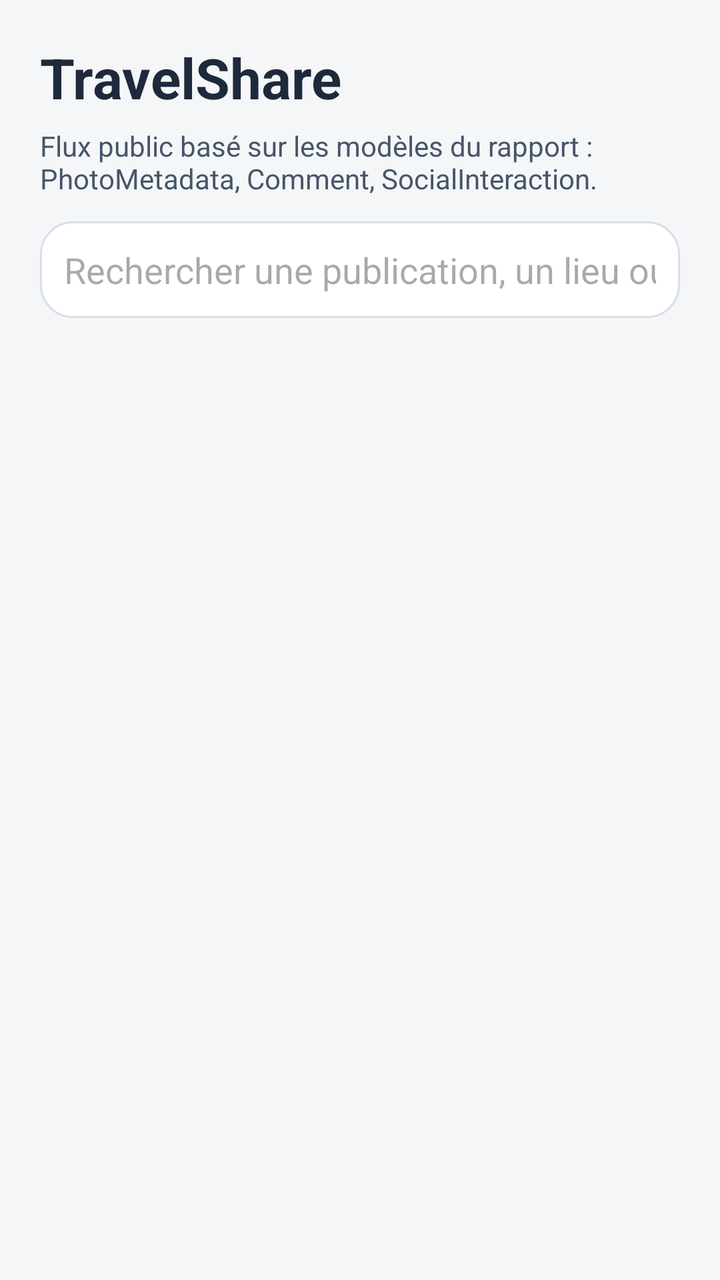
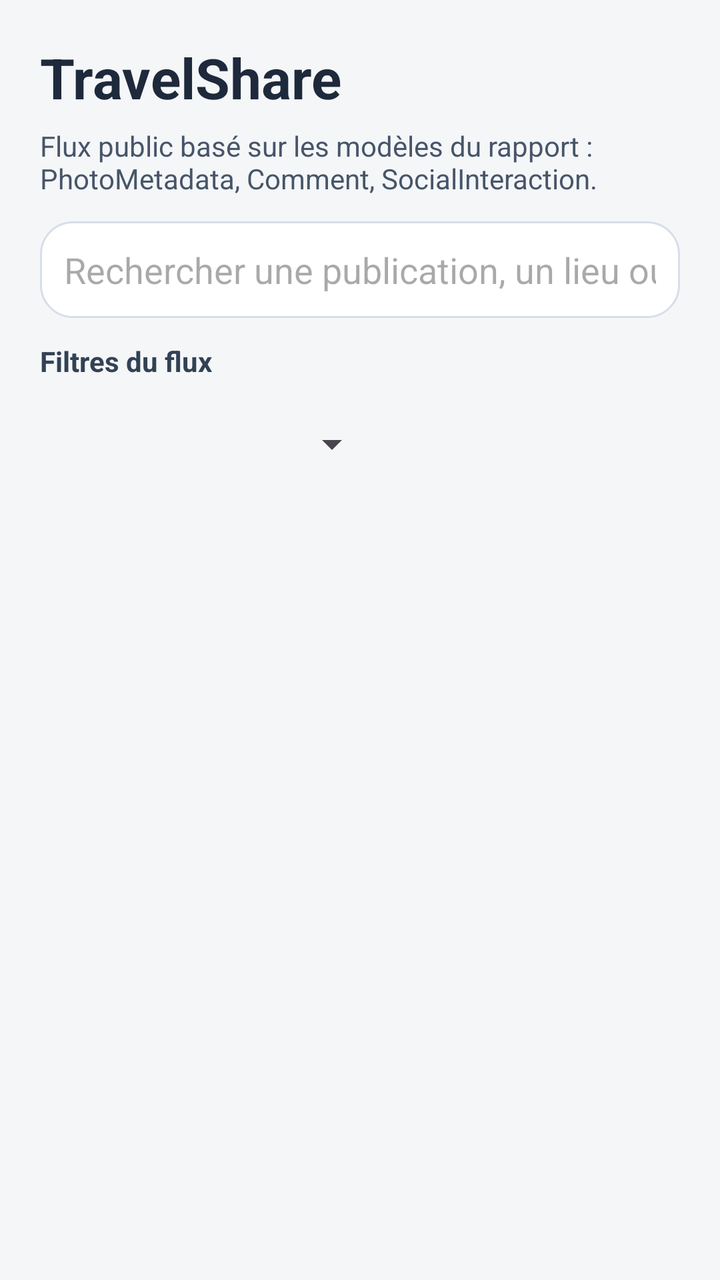

Compare the two renders of this Android layout. The source of the first and the diff that turns it into the second are given below.
<!-- AndroidManifest.xml: application theme Theme.Travel_Esteban_kylian -->
<!-- res/layout/activity_travel_share.xml -->
<?xml version="1.0" encoding="utf-8"?>
<LinearLayout xmlns:android="http://schemas.android.com/apk/res/android"
    android:layout_width="match_parent"
    android:layout_height="match_parent"
    android:background="#F4F6F8"
    android:orientation="vertical"
    android:padding="20dp">

    <LinearLayout
        android:layout_width="match_parent"
        android:layout_height="wrap_content"
        android:gravity="center_vertical"
        android:orientation="horizontal">

        <LinearLayout
            android:layout_width="0dp"
            android:layout_height="wrap_content"
            android:layout_weight="1"
            android:orientation="vertical">

            <TextView
                android:id="@+id/tvTravelShareTitle"
                android:layout_width="wrap_content"
                android:layout_height="wrap_content"
                android:text="@string/travelshare_screen_title"
                android:textColor="#1E293B"
                android:textSize="28sp"
                android:textStyle="bold" />

            <TextView
                android:id="@+id/tvTravelShareSubtitle"
                android:layout_width="wrap_content"
                android:layout_height="wrap_content"
                android:layout_marginTop="6dp"
                android:layout_marginBottom="12dp"
                android:text="@string/travelshare_screen_subtitle"
                android:textColor="#475569"
                android:textSize="14sp" />
        </LinearLayout>

        <ImageView
            android:id="@+id/ivProfileShortcut"
            android:layout_width="46dp"
            android:layout_height="46dp"
            android:layout_marginStart="12dp"
            android:background="@drawable/bg_profile_avatar"
            android:clickable="true"
            android:clipToOutline="true"
            android:contentDescription="@string/profile_open_button"
            android:focusable="true"
            android:padding="8dp"
            android:scaleType="centerCrop"
            android:src="@android:drawable/ic_menu_myplaces"
            android:tint="#0F172A"
            android:visibility="gone" />
    </LinearLayout>

    <Button
        android:id="@+id/btnCreatePhotoMetadata"
        android:layout_width="match_parent"
        android:layout_height="wrap_content"
        android:layout_marginBottom="12dp"
        android:text="@string/travelshare_create_post_button"
        android:visibility="gone" />

    <EditText
        android:id="@+id/etSearchPhotoMetadata"
        android:layout_width="match_parent"
        android:layout_height="wrap_content"
        android:layout_marginBottom="16dp"
        android:background="@drawable/bg_search_bar"
        android:hint="@string/travelshare_search_hint"
        android:imeOptions="actionDone"
        android:inputType="text"
        android:minHeight="48dp"
        android:padding="12dp" />

    <androidx.recyclerview.widget.RecyclerView
        android:id="@+id/rvPhotoMetadata"
        android:layout_width="match_parent"
        android:layout_height="0dp"
        android:layout_weight="1"
        android:clipToPadding="false"
        android:paddingBottom="12dp" />

</LinearLayout>
<!-- resources referenced by this layout -->
<resources>
  <!-- drawable bg_profile_avatar (drawable) -->
  <?xml version="1.0" encoding="utf-8"?>
  <shape xmlns:android="http://schemas.android.com/apk/res/android"
      android:shape="oval">
      <solid android:color="#E2E8F0" />
      <stroke
          android:width="1dp"
          android:color="#CBD5E1" />
  </shape>
  <!-- drawable bg_search_bar (drawable) -->
  <?xml version="1.0" encoding="utf-8"?>
  <shape xmlns:android="http://schemas.android.com/apk/res/android"
      android:shape="rectangle">
      <solid android:color="#FFFFFF" />
      <corners android:radius="16dp" />
      <stroke
          android:width="1dp"
          android:color="#D7DEE8" />
  </shape>
  <string name="profile_open_button">Ouvrir le profil</string>
  <string name="travelshare_create_post_button">Créer une publication</string>
  <string name="travelshare_screen_subtitle">Flux public basé sur les modèles du rapport : PhotoMetadata, Comment, SocialInteraction.</string>
  <string name="travelshare_screen_title">TravelShare</string>
  <string name="travelshare_search_hint">Rechercher une publication, un lieu ou un conseil</string>
  <style name="Theme.Travel_Esteban_kylian" parent="Base.Theme.Travel_Esteban_kylian" />
  <style name="Base.Theme.Travel_Esteban_kylian" parent="Theme.Material3.DayNight.NoActionBar">
          
          
      </style>
</resources>

<!-- the commit's change to res/layout/activity_travel_share.xml (unified diff, before → after) -->
@@ -67,13 +67,63 @@
         android:id="@+id/etSearchPhotoMetadata"
         android:layout_width="match_parent"
         android:layout_height="wrap_content"
-        android:layout_marginBottom="16dp"
+        android:layout_marginBottom="12dp"
         android:background="@drawable/bg_search_bar"
         android:hint="@string/travelshare_search_hint"
         android:imeOptions="actionDone"
         android:inputType="text"
         android:minHeight="48dp"
         android:padding="12dp" />
+
+    <TextView
+        android:id="@+id/tvTravelShareFilters"
+        android:layout_width="wrap_content"
+        android:layout_height="wrap_content"
+        android:layout_marginBottom="8dp"
+        android:text="@string/travelshare_filters_section"
+        android:textColor="#334155"
+        android:textStyle="bold" />
+
+    <HorizontalScrollView
+        android:layout_width="match_parent"
+        android:layout_height="wrap_content"
+        android:layout_marginBottom="16dp"
+        android:scrollbars="none">
+
+        <LinearLayout
+            android:layout_width="wrap_content"
+            android:layout_height="wrap_content"
+            android:gravity="center_vertical"
+            android:orientation="horizontal">
+
+            <Spinner
+                android:id="@+id/spinnerFilterPlaceType"
+                android:layout_width="170dp"
+                android:layout_height="wrap_content"
+                android:minHeight="48dp" />
+
+            <Spinner
+                android:id="@+id/spinnerFilterAuthor"
+                android:layout_width="170dp"
+                android:layout_height="wrap_content"
+                android:layout_marginStart="12dp"
+                android:minHeight="48dp" />
+
+            <Spinner
+                android:id="@+id/spinnerFilterPeriod"
+                android:layout_width="170dp"
+                android:layout_height="wrap_content"
+                android:layout_marginStart="12dp"
+                android:minHeight="48dp" />
+
+            <Button
+                android:id="@+id/btnResetFilters"
+                android:layout_width="wrap_content"
+                android:layout_height="wrap_content"
+                android:layout_marginStart="12dp"
+                android:text="@string/travelshare_filter_reset_button" />
+        </LinearLayout>
+    </HorizontalScrollView>
 
     <androidx.recyclerview.widget.RecyclerView
         android:id="@+id/rvPhotoMetadata"
<!-- resource entries referenced after the edit -->
@@ -21,6 +21,8 @@
   </shape>
   <string name="profile_open_button">Ouvrir le profil</string>
   <string name="travelshare_create_post_button">Créer une publication</string>
+  <string name="travelshare_filter_reset_button">Réinitialiser les filtres</string>
+  <string name="travelshare_filters_section">Filtres du flux</string>
   <string name="travelshare_screen_subtitle">Flux public basé sur les modèles du rapport : PhotoMetadata, Comment, SocialInteraction.</string>
   <string name="travelshare_screen_title">TravelShare</string>
   <string name="travelshare_search_hint">Rechercher une publication, un lieu ou un conseil</string>
